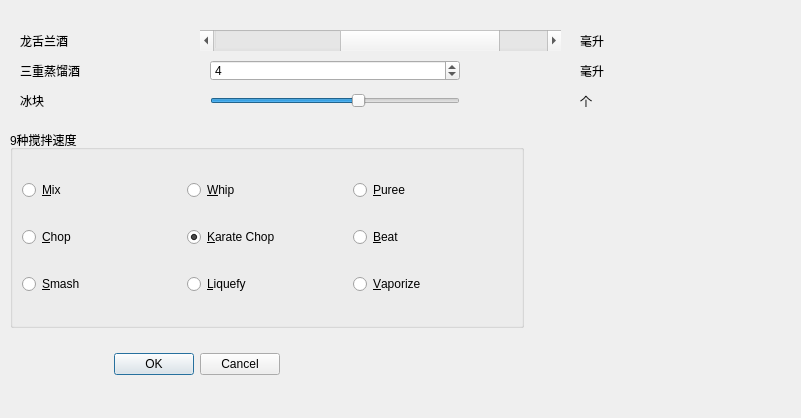
cxinping/PyQt5, file Chapter03/MatrixWinUi.ui: the form before one commit.
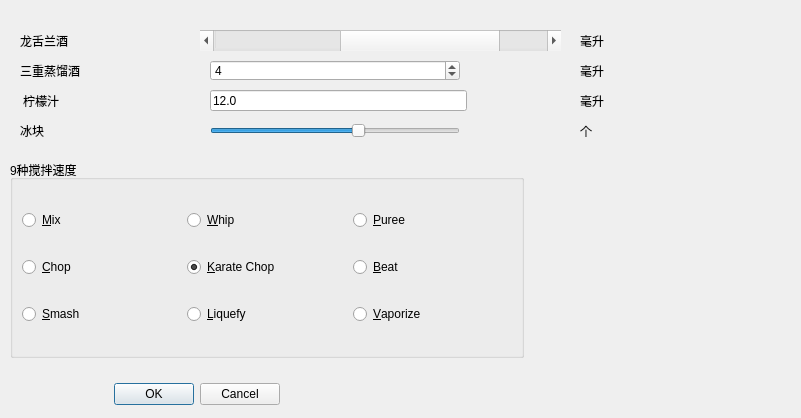
The form after the commit.

Patch:
```diff
--- a/Chapter03/MatrixWinUi.ui
+++ b/Chapter03/MatrixWinUi.ui
@@ -58,7 +58,7 @@
    <property name="geometry">
     <rect>
      <x>30</x>
-     <y>350</y>
+     <y>380</y>
      <width>250</width>
      <height>28</height>
     </rect>
@@ -122,7 +122,7 @@
    <property name="geometry">
     <rect>
      <x>210</x>
-     <y>90</y>
+     <y>120</y>
      <width>250</width>
      <height>22</height>
     </rect>
@@ -147,7 +147,7 @@
    <property name="geometry">
     <rect>
      <x>20</x>
-     <y>90</y>
+     <y>120</y>
      <width>151</width>
      <height>22</height>
     </rect>
@@ -160,7 +160,7 @@
    <property name="geometry">
     <rect>
      <x>580</x>
-     <y>90</y>
+     <y>120</y>
      <width>151</width>
      <height>21</height>
     </rect>
@@ -186,7 +186,7 @@
    <property name="geometry">
     <rect>
      <x>10</x>
-     <y>130</y>
+     <y>160</y>
      <width>514</width>
      <height>198</height>
     </rect>
@@ -266,6 +266,48 @@
     </item>
    </layout>
   </widget>
+  <widget class="QLabel" name="label_7">
+   <property name="geometry">
+    <rect>
+     <x>23</x>
+     <y>90</y>
+     <width>131</width>
+     <height>21</height>
+    </rect>
+   </property>
+   <property name="text">
+    <string>柠檬汁</string>
+   </property>
+  </widget>
+  <widget class="QLineEdit" name="limeJuiceLineEdit">
+   <property name="geometry">
+    <rect>
+     <x>210</x>
+     <y>90</y>
+     <width>257</width>
+     <height>21</height>
+    </rect>
+   </property>
+   <property name="toolTip">
+    <string>Jiggers of lime juice</string>
+   </property>
+   <property name="text">
+    <string>12.0</string>
+   </property>
+  </widget>
+  <widget class="QLabel" name="label_8">
+   <property name="geometry">
+    <rect>
+     <x>580</x>
+     <y>90</y>
+     <width>151</width>
+     <height>21</height>
+    </rect>
+   </property>
+   <property name="text">
+    <string>毫升</string>
+   </property>
+  </widget>
  </widget>
  <resources/>
  <connections/>
```
